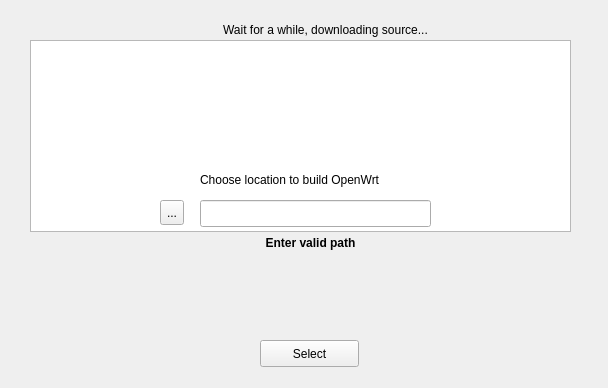
The window that mainwindow.ui (kishangondaliya/obs) describes before a commit, drawn with Qt 5.
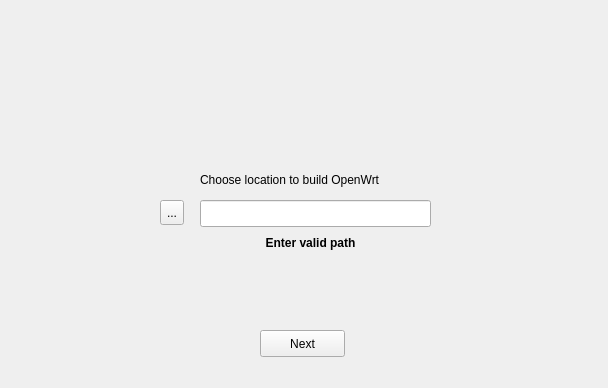
The same window after the commit.

Commit message: Add window transition from Main to fetch_source

Diff of the .ui file:
```diff
--- a/mainwindow.ui
+++ b/mainwindow.ui
@@ -18,13 +18,13 @@
     <property name="geometry">
      <rect>
       <x>260</x>
-      <y>340</y>
-      <width>99</width>
+      <y>330</y>
+      <width>85</width>
       <height>27</height>
      </rect>
     </property>
     <property name="text">
-     <string>Select</string>
+     <string>Next</string>
     </property>
    </widget>
    <widget class="QToolButton" name="toolButton">
@@ -106,39 +106,6 @@
      <set>Qt::AlignBottom|Qt::AlignHCenter</set>
     </property>
    </widget>
-   <widget class="QTextBrowser" name="textBrowser">
-    <property name="geometry">
-     <rect>
-      <x>30</x>
-      <y>40</y>
-      <width>541</width>
-      <height>192</height>
-     </rect>
-    </property>
-   </widget>
-   <widget class="QLabel" name="label_3">
-    <property name="geometry">
-     <rect>
-      <x>180</x>
-      <y>20</y>
-      <width>291</width>
-      <height>20</height>
-     </rect>
-    </property>
-    <property name="text">
-     <string>Wait for a while, downloading source...</string>
-    </property>
-    <property name="alignment">
-     <set>Qt::AlignCenter</set>
-    </property>
-   </widget>
-   <zorder>textBrowser</zorder>
-   <zorder>select</zorder>
-   <zorder>toolButton</zorder>
-   <zorder>lineEdit</zorder>
-   <zorder>label</zorder>
-   <zorder>label_2</zorder>
-   <zorder>label_3</zorder>
   </widget>
  </widget>
  <layoutdefault spacing="6" margin="11"/>
```
Left out of the diff: 2 changed lines with no effect on the pictures. The commit also changes 4 other files.
